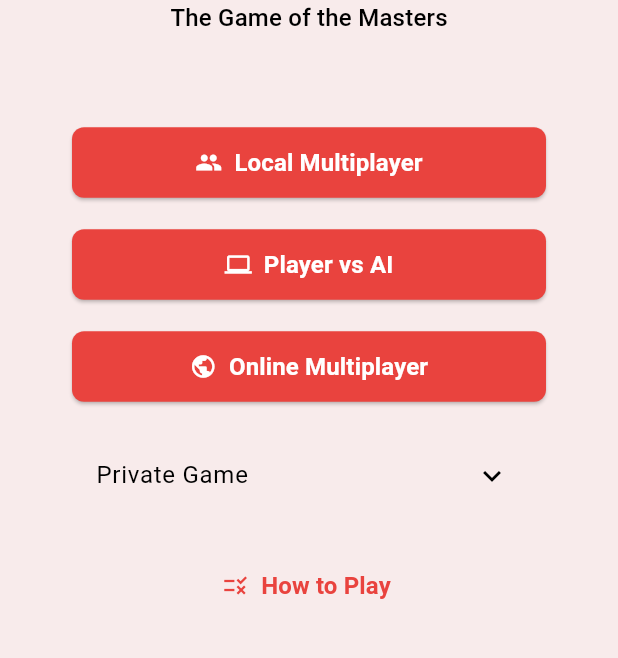
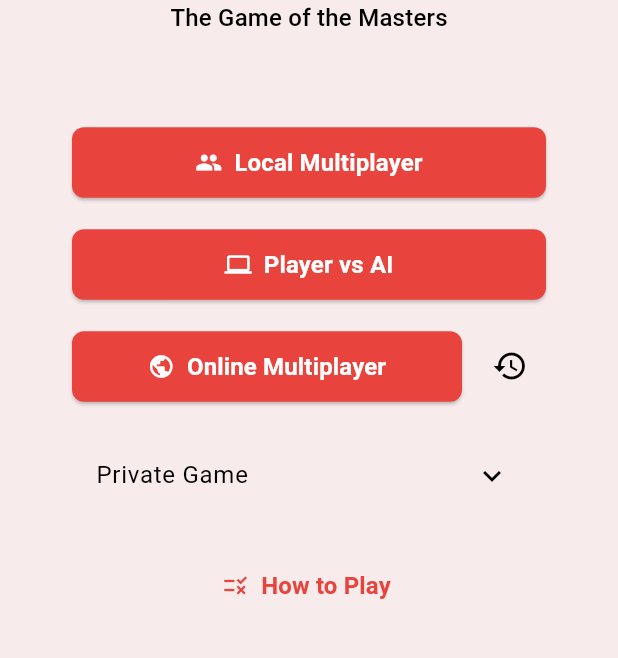
Before and after one commit to Leleocastro/onitama-game, a Flutter app: the screen it shows after launch, on a phone screen of 412 x 824 dp, the part 516-1174 px from its top. Run offline on Flutter 3.47's test engine with Material 3 defaults, Android fonts, the light colour scheme and no system bars; our stand-ins replace cloud_firestore, firebase_auth, firebase_core, google_mobile_ads; accounts and stored records are empty; network calls fail; statements that could not run were skipped.

Commit message:
feat: history games

```diff
--- a/lib/l10n/app_localizations.dart
+++ b/lib/l10n/app_localizations.dart
@@ -537,6 +537,67 @@ abstract class AppLocalizations {
   /// In en, this message translates to:
   /// **'Red'**
   String get red;
+
+  /// No description provided for @historyWon.
+  ///
+  /// In en, this message translates to:
+  /// **'Won'**
+  String get historyWon;
+
+  /// No description provided for @historyLost.
+  ///
+  /// In en, this message translates to:
+  /// **'Lost'**
+  String get historyLost;
+
+  /// No description provided for @historyNA.
+  ///
+  /// In en, this message translates to:
+  /// **'N/A'**
+  String get historyNA;
+
+  /// No description provided for @historyGameOn.
+  ///
+  /// In en, this message translates to:
+  /// **'Game on'**
+  String get historyGameOn;
+
+  /// No description provided for @historyErrorLoading.
+  ///
+  /// In en, this message translates to:
+  /// **'Error loading games.'**
+  String get historyErrorLoading;
+
+  /// No description provided for @historyNoFinished.
+  ///
+  /// In en, this message translates to:
+  /// **'No finished games found.'**
+  String get historyNoFinished;
+
+  /// No description provided for @historyTitle.
+  ///
+  /// In en, this message translates to:
+  /// **'Game History'**
+  String get historyTitle;
+
+  /// No description provided for @moveHistoryTitle.
+  ///
+  /// In en, this message translates to:
+  /// **'Current Game History'**
+  String get moveHistoryTitle;
+
+  /// No description provided for @moveHistoryMove.
+  ///
+  /// In en, this message translates to:
+  /// **'Move {number}'**
+  String moveHistoryMove(Object number);
+
+  /// No description provided for @moveHistoryFromTo.
+  ///
+  /// In en, this message translates to:
+  /// **'From: ({fromR}, {fromC}) To: ({toR}, {toC}) with {cardName}'**
+  String moveHistoryFromTo(
+      Object cardName, Object fromC, Object fromR, Object toC, Object toR);
 }
 
 class _AppLocalizationsDelegate
--- a/lib/screens/menu_screen.dart
+++ b/lib/screens/menu_screen.dart
@@ -14,6 +14,7 @@ import './interstitial_ad_screen.dart';
 import './login_screen.dart';
 import './onitama_home.dart';
 import './profile_modal.dart';
+import 'history_game_screen.dart';
 
 class MenuScreen extends StatefulWidget {
   const MenuScreen({super.key});
@@ -34,15 +35,11 @@ class _MenuScreenState extends State<MenuScreen> {
   @override
   void initState() {
     super.initState();
+    _initializeUser();
     _authStateChangesSubscription = FirebaseAuth.instance.authStateChanges().listen((user) {
-      if (user == null) {
-        _signInAnonymously();
-      } else {
-        _playerUid = user.uid;
-        if (mounted) {
-          setState(() {});
-        }
-      }
+      setState(() {
+        // Rebuild the widget when auth state changes
+      });
     });
   }
 
@@ -54,11 +51,9 @@ class _MenuScreenState extends State<MenuScreen> {
     super.dispose();
   }
 
-  Future<void> _signInAnonymously() async {
+  Future<void> _initializeUser() async {
     _playerUid = await _firestoreService.signInAnonymously();
-    if (mounted) {
-      setState(() {});
-    }
+    setState(() {});
   }
 
   void _showDifficultyDialog(BuildContext context) {
@@ -322,7 +317,22 @@ class _MenuScreenState extends State<MenuScreen> {
                 const SizedBox(height: 20),
                 StyledButton(onPressed: () => _showDifficultyDialog(context), text: l10n.playerVsAi, icon: Icons.computer),
                 const SizedBox(height: 20),
-                StyledButton(onPressed: _findOrCreateGame, text: l10n.onlineMultiplayer, icon: Icons.public),
+                Row(
+                  children: [
+                    Expanded(child: StyledButton(onPressed: _findOrCreateGame, text: l10n.onlineMultiplayer, icon: Icons.public)),
+                    const SizedBox(width: 8),
+                    IconButton(
+                      onPressed: () {
+                        Navigator.of(context).push(
+                          MaterialPageRoute(
+                            builder: (context) => HistoryGameScreen(),
+                          ),
+                        );
+                      },
+                      icon: const Icon(Icons.history),
+                    ),
+                  ],
+                ),
                 const SizedBox(height: 20),
                 ExpansionTile(
                   title: Text(l10n.privateGame),
```
Also changed, not shown: lib/l10n/app_en.arb (+11 -1 lines), lib/l10n/app_es.arb (+11 -1 lines), lib/l10n/app_localizations_en.dart (+35 -0 lines), lib/l10n/app_localizations_es.dart (+35 -0 lines), lib/l10n/app_localizations_pt.dart (+35 -0 lines), lib/l10n/app_pt.arb (+11 -1 lines), lib/screens/historic_game_detail_screen.dart (+8 -4 lines), lib/screens/history_game_screen.dart (+21 -5 lines), lib/services/firestore_service.dart (+20 -4 lines).
